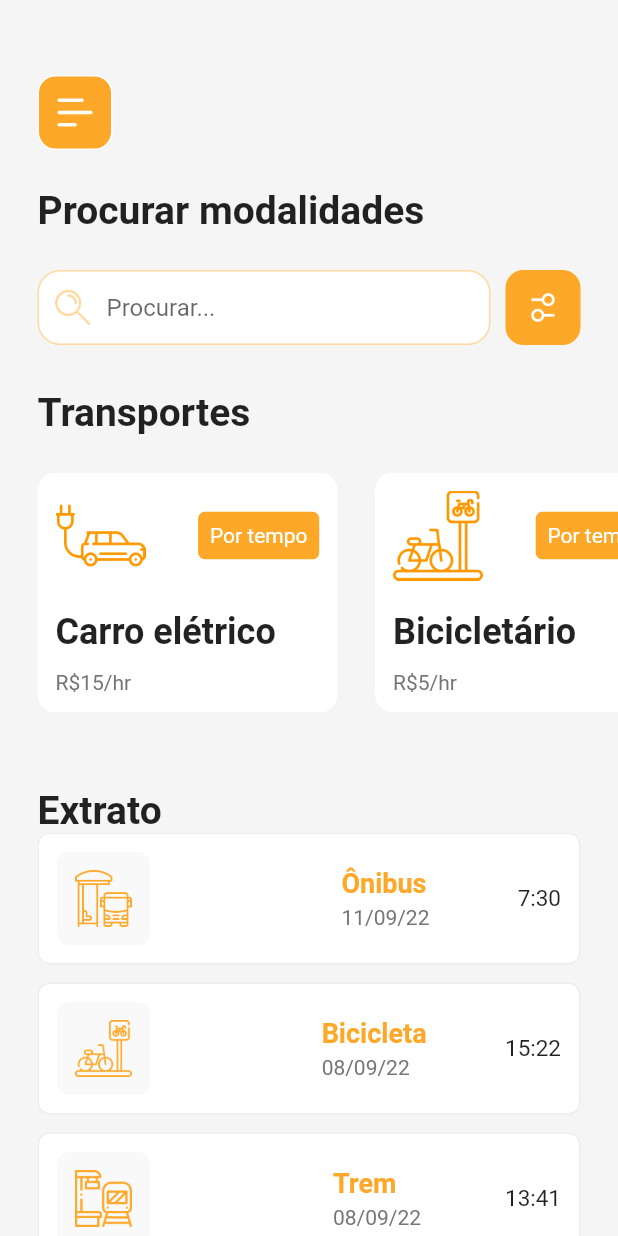
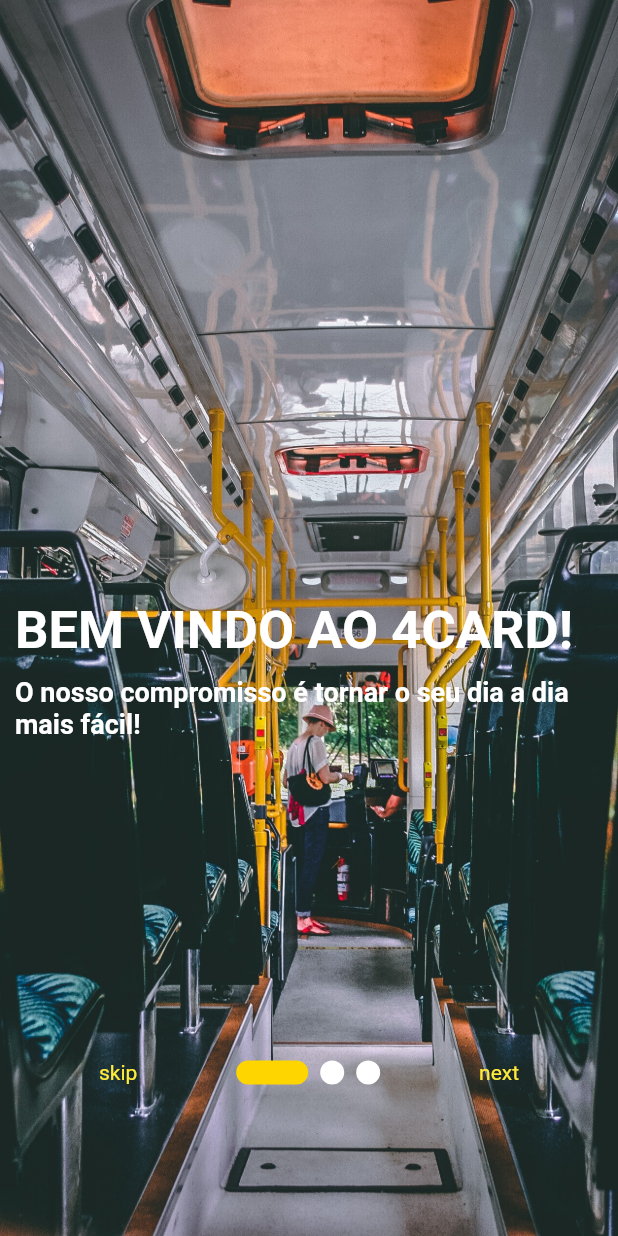
Before and after one commit to HenriqueRodriguesOliveira/4Card, a Flutter app: the screen it shows after launch, on a phone screen of 412 x 824 dp. Run offline on Flutter 3.47's test engine with Material 2 defaults, Android fonts, the phone set to English and light mode, and no system bars; drawn by our look-alikes of smooth_page_indicator; our stand-ins replace shared_preferences.

Commit message:
inicinado nas splash

```diff
--- a/lib/main.dart
+++ b/lib/main.dart
@@ -2,6 +2,7 @@
 import 'package:forcard/screens/home.dart';
 import 'package:forcard/screens/login_screen.dart';
 import 'package:forcard/screens/sign_up_screen.dart';
+import 'package:forcard/screens/splash.dart';
 
 void main() {
   runApp(const MyApp());
@@ -14,7 +15,7 @@
   Widget build(BuildContext context) {
     return MaterialApp(
       title: 'Startup Name Generator',
-      home: Home(),
+      home: Splash(),
     );
   }
 }
--- /dev/null
+++ b/lib/screens/splash.dart
@@ -0,0 +1,88 @@
+import 'package:flutter/material.dart';
+import 'package:flutter/src/widgets/container.dart';
+import 'package:flutter/src/widgets/framework.dart';
+import 'package:forcard/screens/home.dart';
+import 'package:forcard/screens/login_screen.dart';
+import 'package:forcard/screens/telas_screens/tela_screen1.dart';
+import 'package:forcard/screens/telas_screens/tela_screen2.dart';
+import 'package:forcard/screens/telas_screens/tela_screen3.dart';
+import 'package:smooth_page_indicator/smooth_page_indicator.dart';
+
+class Splash extends StatefulWidget {
+  const Splash({super.key});
+
+  @override
+  State<Splash> createState() => _SplashState();
+}
+
+class _SplashState extends State<Splash> {
+  PageController _controller = PageController();
+
+  bool onLastPage = false;
+
+  @override
+  Widget build(BuildContext context) {
+    return Scaffold(
+      body: Stack(
+        children: [
+          PageView(
+            onPageChanged: (index) {
+              setState(() {
+                onLastPage = (index == 2);
+              });
+            },
+            controller: _controller,
+            children: [
+              screen1(),
+              screen2(),
+              screen3(),
+            ],
+          ),
+
+          // dot indicators
+          Container(
+              alignment: Alignment(0, 0.75),
+              child: Row(
+                mainAxisAlignment: MainAxisAlignment.spaceEvenly,
+                children: [
+                  GestureDetector(
+                    onTap: () {
+                      _controller.jumpToPage(2);
+                    },
+                    child: Text('skip', style: TextStyle(color: Colors.yellow)),
+                  ),
+                  SmoothPageIndicator(
+                      controller: _controller,
+                      count: 3,
+                      effect: ExpandingDotsEffect(
+                          dotColor: Colors.white,
+                          activeDotColor: Color.fromARGB(255, 255, 213, 0))),
+                  onLastPage
+                      ? GestureDetector(
+                          onTap: () {
+                            Navigator.push(context,
+                                MaterialPageRoute(builder: (context) {
+                              return LoginScreen();
+                            }));
+                          },
+                          child: Text(
+                            'done',
+                            style: TextStyle(color: Colors.yellow),
+                          ),
+                        )
+                      : GestureDetector(
+                          onTap: () {
+                            _controller.nextPage(
+                                duration: Duration(milliseconds: 500),
+                                curve: Curves.easeIn);
+                          },
+                          child: Text('next',
+                              style: TextStyle(color: Colors.yellow)),
+                        )
+                ],
+              )),
+        ],
+      ),
+    );
+  }
+}
--- /dev/null
+++ b/lib/screens/telas_screens/tela_screen1.dart
@@ -0,0 +1,37 @@
+import 'package:flutter/material.dart';
+
+class screen1 extends StatelessWidget {
+  @override
+  Widget build(BuildContext context) {
+    return Container(
+      decoration: BoxDecoration(
+          image: DecorationImage(
+              image: AssetImage("assets/splash-1.jpg"), fit: BoxFit.cover)),
+      child: Column(
+        children: [
+          Padding(
+            padding: const EdgeInsets.only(top: 400.0, right: 20.0),
+            child: Center(
+              child: Text('BEM VINDO AO 4CARD!',
+                  style: TextStyle(
+                      color: Colors.white,
+                      fontSize: 35,
+                      fontWeight: FontWeight.bold)),
+            ),
+          ),
+          Padding(
+            padding: const EdgeInsets.only(top: 10.0, left: 10),
+            child: Container(
+              child: Text(
+                  'O nosso compromisso é tornar o seu dia a dia mais fácil!',
+                  style: TextStyle(
+                      color: Colors.white,
+                      fontSize: 18,
+                      fontWeight: FontWeight.bold)),
+            ),
+          ),
+        ],
+      ),
+    );
+  }
+}
--- a/pubspec.yaml
+++ b/pubspec.yaml
@@ -39,6 +39,7 @@
   english_words: ^4.0.0
   firebase_core: ^1.22.0
   shared_preferences: ^2.0.15
+  smooth_page_indicator: ^1.0.0
 
 dev_dependencies:
   flutter_test:
@@ -64,6 +65,7 @@
 
   # To add assets to your application, add an assets section, like this:
   assets:
+  - assets/background.jpg
   - assets/trem.png
   - assets/carro.png
   - assets/bicicleta.png
@@ -72,6 +74,9 @@
   - assets/menu.png
   - assets/preferencias.png
   - assets/onibus.png
+  - assets/splash-1.jpg
+  - assets/splash-2.jpg
+  - assets/splash-3.jpg
 
   # An image asset can refer to one or more resolution-specific "variants", see
   # https://flutter.dev/assets-and-images/#resolution-aware
```
Also changed, not shown: lib/screens/sign_up_screen.dart (+19 -0 lines), lib/screens/telas_screens/tela_screen2.dart (added, +21 -0 lines), lib/screens/telas_screens/tela_screen3.dart (added, +12 -0 lines), assets/splash-1.jpg (added), assets/splash-2.jpg (added), assets/splash-3.jpg (added), pubspec.lock.
